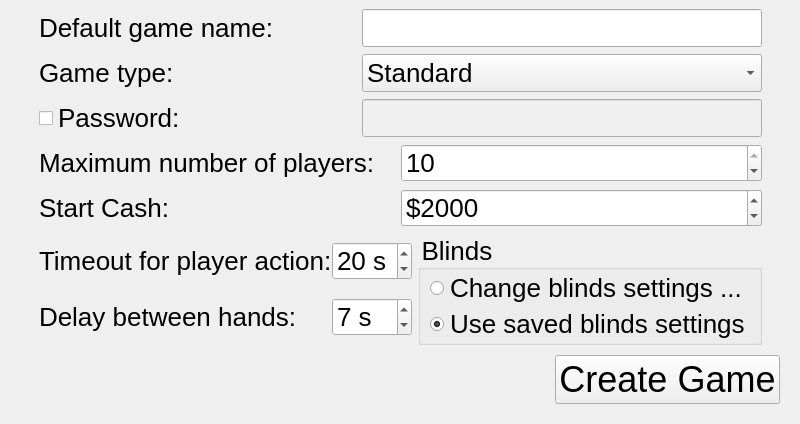
Before: the Qt Designer form src/gui/qt/gui_800x480/createinternetgamedialog_800x480.ui in pokerth/pokerth, drawn with Qt 5.
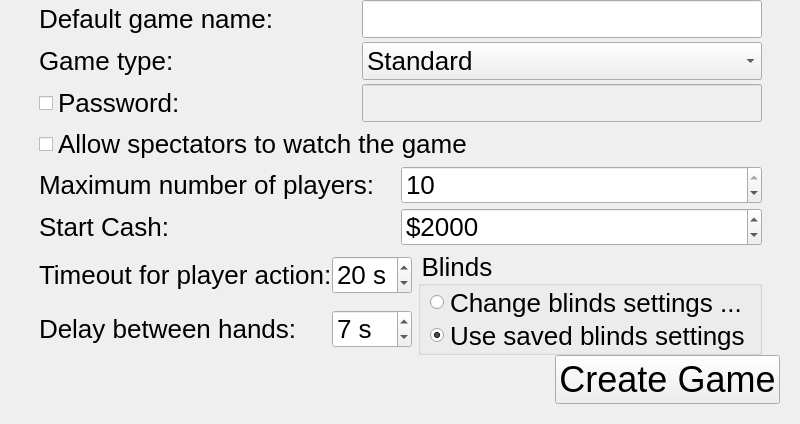
After: the same form once the commit is applied. Icons and pictures are not drawn.

Commit message: gui preparation for allow spectators flag #215

Patch:
```diff
--- a/src/gui/qt/gui_800x480/createinternetgamedialog_800x480.ui
+++ b/src/gui/qt/gui_800x480/createinternetgamedialog_800x480.ui
@@ -85,12 +85,12 @@
          <number>0</number>
         </property>
         <property name="verticalSpacing">
-         <number>7</number>
+         <number>4</number>
         </property>
-        <item row="0" column="0" colspan="2">
-         <layout class="QHBoxLayout" name="horizontalLayout_8">
+        <item row="4" column="0" colspan="2">
+         <layout class="QHBoxLayout" name="horizontalLayout_2">
           <item>
-           <widget class="QLabel" name="label_23">
+           <widget class="QLabel" name="label">
             <property name="sizePolicy">
              <sizepolicy hsizetype="Expanding" vsizetype="Preferred">
               <horstretch>0</horstretch>
@@ -101,29 +101,32 @@
              <string notr="true"/>
             </property>
             <property name="text">
-             <string>Default game name:</string>
+             <string>Maximum number of players:</string>
             </property>
            </widget>
           </item>
           <item>
-           <widget class="QLineEdit" name="lineEdit_gameName">
+           <widget class="QSpinBox" name="spinBox_quantityPlayers">
+            <property name="sizePolicy">
+             <sizepolicy hsizetype="Expanding" vsizetype="Fixed">
+              <horstretch>0</horstretch>
+              <verstretch>0</verstretch>
+             </sizepolicy>
+            </property>
             <property name="minimumSize">
              <size>
-              <width>400</width>
+              <width>150</width>
               <height>0</height>
              </size>
             </property>
-            <property name="maximumSize">
-             <size>
-              <width>16777215</width>
-              <height>16777215</height>
-             </size>
+            <property name="minimum">
+             <number>2</number>
             </property>
-            <property name="inputMethodHints">
-             <set>Qt::ImhNoPredictiveText</set>
+            <property name="maximum">
+             <number>10</number>
             </property>
-            <property name="maxLength">
-             <number>48</number>
+            <property name="value">
+             <number>10</number>
             </property>
            </widget>
           </item>
@@ -198,7 +201,7 @@
           </item>
          </layout>
         </item>
-        <item row="5" column="1">
+        <item row="7" column="1">
          <widget class="QGroupBox" name="groupBox_blinds">
           <property name="title">
            <string>Blinds</string>
@@ -233,7 +236,7 @@
           </layout>
          </widget>
         </item>
-        <item row="5" column="0">
+        <item row="7" column="0">
          <layout class="QGridLayout" name="gridLayout_3">
           <property name="verticalSpacing">
            <number>10</number>
@@ -298,57 +301,6 @@
           </item>
          </layout>
         </item>
-        <item row="4" column="0" colspan="2">
-         <layout class="QHBoxLayout" name="horizontalLayout_3">
-          <item>
-           <widget class="QLabel" name="label_2">
-            <property name="sizePolicy">
-             <sizepolicy hsizetype="Expanding" vsizetype="Preferred">
-              <horstretch>0</horstretch>
-              <verstretch>0</verstretch>
-             </sizepolicy>
-            </property>
-            <property name="text">
-             <string>Start Cash:</string>
-            </property>
-           </widget>
-          </item>
-          <item>
-           <widget class="QSpinBox" name="spinBox_startCash">
-            <property name="sizePolicy">
-             <sizepolicy hsizetype="Expanding" vsizetype="Fixed">
-              <horstretch>0</horstretch>
-              <verstretch>0</verstretch>
-             </sizepolicy>
-            </property>
-            <property name="minimumSize">
-             <size>
-              <width>150</width>
-              <height>0</height>
-             </size>
-            </property>
-            <property name="suffix">
-             <string/>
-            </property>
-            <property name="prefix">
-             <string>$</string>
-            </property>
-            <property name="minimum">
-             <number>1000</number>
-            </property>
-            <property name="maximum">
-             <number>1000000</number>
-            </property>
-            <property name="singleStep">
-             <number>50</number>
-            </property>
-            <property name="value">
-             <number>2000</number>
-            </property>
-           </widget>
-          </item>
-         </layout>
-        </item>
         <item row="2" column="0" colspan="2">
          <layout class="QHBoxLayout">
           <property name="spacing">
@@ -394,47 +346,105 @@
           </item>
          </layout>
         </item>
+        <item row="0" column="0" colspan="2">
+         <layout class="QHBoxLayout" name="horizontalLayout_8">
+          <item>
+           <widget class="QLabel" name="label_23">
+            <property name="sizePolicy">
+             <sizepolicy hsizetype="Expanding" vsizetype="Preferred">
+              <horstretch>0</horstretch>
+              <verstretch>0</verstretch>
+             </sizepolicy>
+            </property>
+            <property name="styleSheet">
+             <string notr="true"/>
+            </property>
+            <property name="text">
+             <string>Default game name:</string>
+            </property>
+           </widget>
+          </item>
+          <item>
+           <widget class="QLineEdit" name="lineEdit_gameName">
+            <property name="minimumSize">
+             <size>
+              <width>400</width>
+              <height>0</height>
+             </size>
+            </property>
+            <property name="maximumSize">
+             <size>
+              <width>16777215</width>
+              <height>16777215</height>
+             </size>
+            </property>
+            <property name="inputMethodHints">
+             <set>Qt::ImhNoPredictiveText</set>
+            </property>
+            <property name="maxLength">
+             <number>48</number>
+            </property>
+           </widget>
+          </item>
+         </layout>
+        </item>
+        <item row="5" column="0" colspan="2">
+         <layout class="QHBoxLayout" name="horizontalLayout_3">
+          <item>
+           <widget class="QLabel" name="label_2">
+            <property name="sizePolicy">
+             <sizepolicy hsizetype="Expanding" vsizetype="Preferred">
+              <horstretch>0</horstretch>
+              <verstretch>0</verstretch>
+             </sizepolicy>
+            </property>
+            <property name="text">
+             <string>Start Cash:</string>
+            </property>
+           </widget>
+          </item>
+          <item>
+           <widget class="QSpinBox" name="spinBox_startCash">
+            <property name="sizePolicy">
+             <sizepolicy hsizetype="Expanding" vsizetype="Fixed">
+              <horstretch>0</horstretch>
+              <verstretch>0</verstretch>
+             </sizepolicy>
+            </property>
+            <property name="minimumSize">
+             <size>
+              <width>150</width>
+              <height>0</height>
+             </size>
+            </property>
+            <property name="suffix">
+             <string/>
+            </property>
+            <property name="prefix">
+             <string>$</string>
+            </property>
+            <property name="minimum">
+             <number>1000</number>
+            </property>
+            <property name="maximum">
+             <number>1000000</number>
+            </property>
+            <property name="singleStep">
+             <number>50</number>
+            </property>
+            <property name="value">
+             <number>2000</number>
+            </property>
+           </widget>
+          </item>
+         </layout>
+        </item>
         <item row="3" column="0" colspan="2">
-         <layout class="QHBoxLayout" name="horizontalLayout_2">
-          <item>
-           <widget class="QLabel" name="label">
-            <property name="sizePolicy">
-             <sizepolicy hsizetype="Expanding" vsizetype="Preferred">
-              <horstretch>0</horstretch>
-              <verstretch>0</verstretch>
-             </sizepolicy>
-            </property>
-            <property name="text">
-             <string>Maximum number of players:</string>
-            </property>
-           </widget>
-          </item>
-          <item>
-           <widget class="QSpinBox" name="spinBox_quantityPlayers">
-            <property name="sizePolicy">
-             <sizepolicy hsizetype="Expanding" vsizetype="Fixed">
-              <horstretch>0</horstretch>
-              <verstretch>0</verstretch>
-             </sizepolicy>
-            </property>
-            <property name="minimumSize">
-             <size>
-              <width>150</width>
-              <height>0</height>
-             </size>
-            </property>
-            <property name="minimum">
-             <number>2</number>
-            </property>
-            <property name="maximum">
-             <number>10</number>
-            </property>
-            <property name="value">
-             <number>10</number>
-            </property>
-           </widget>
-          </item>
-         </layout>
+         <widget class="QCheckBox" name="checkBox_allowSpectators">
+          <property name="text">
+           <string>Allow spectators to watch the game</string>
+          </property>
+         </widget>
         </item>
        </layout>
       </widget>
```
Left out of the diff: 25 changed lines with no effect on the pictures. The commit also changes 9 other files.
